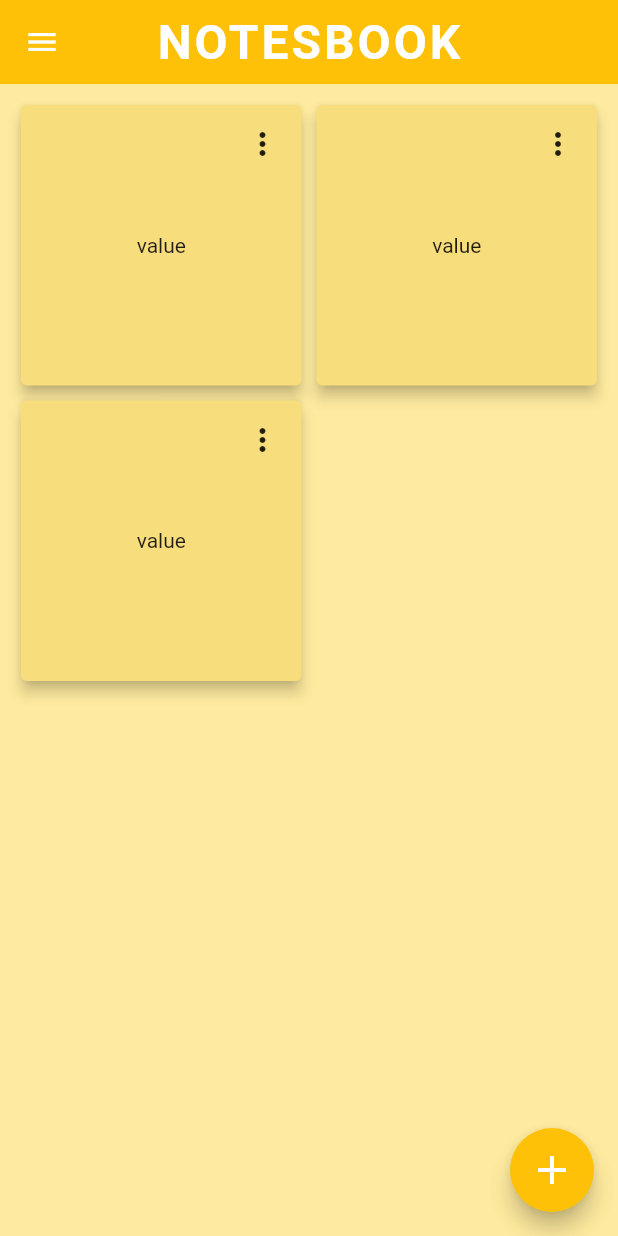
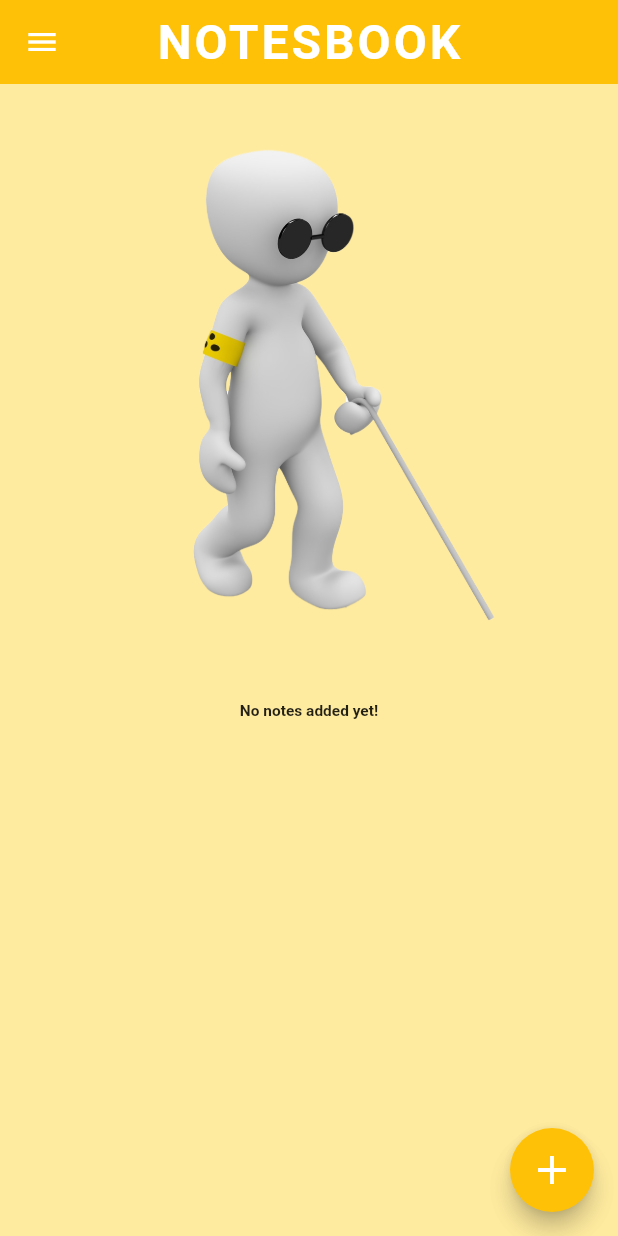
Before and after one commit to emilekamana/Notes, a Flutter app: the screen it shows after launch, on a phone screen of 412 x 824 dp. Run offline on Flutter 3.47's test engine with Material 2 defaults, Android fonts, the phone set to English and light mode, and no system bars; our stand-ins replace font_awesome_flutter.

Commit message:
add empty list check

```diff
--- a/lib/main.dart
+++ b/lib/main.dart
@@ -35,9 +35,9 @@ class _HomeState extends State<Home> {
 
   @override
   void initState() {
-    notes.add('value');
-    notes.add('value');
-    notes.add('value');
+    // notes.add('value');
+    // notes.add('value');
+    // notes.add('value');
     super.initState();
   }
 
@@ -152,14 +152,37 @@ class _HomeState extends State<Home> {
           size: 32,
         ),
       ),
-      body: Container(
+      body: notes.isEmpty
+          ? Container(
+              padding: const EdgeInsets.fromLTRB(0, 0, 0, 100),
+              width: double.infinity,
+              // color: Colors.red,
+              child: FittedBox(
+                child: Column(
+                  crossAxisAlignment: CrossAxisAlignment.center,
+                  mainAxisSize: MainAxisSize.max,
+                  mainAxisAlignment: MainAxisAlignment.spaceAround,
+                  children: const [
+                    Image(image: AssetImage('assets/blind.png')),
+                    Text(
+                      "No notes added yet!",
+                      style:
+                          TextStyle(fontWeight: FontWeight.w700, fontSize: 32),
+                    )
+                  ],
+                ),
+              ),
+            )
+          : Container(
               // color: Colors.green,
               padding: const EdgeInsets.all(10),
               width: double.infinity,
               child: GridView.builder(
                   itemCount: notes.length,
                   gridDelegate: const SliverGridDelegateWithFixedCrossAxisCount(
-                crossAxisCount: 2, crossAxisSpacing: 2, mainAxisSpacing: 2),
+                      crossAxisCount: 2,
+                      crossAxisSpacing: 2,
+                      mainAxisSpacing: 2),
                   itemBuilder: (BuildContext context, int index) {
                     return ConstrainedBox(
                         constraints: const BoxConstraints(
--- a/pubspec.yaml
+++ b/pubspec.yaml
@@ -60,9 +60,8 @@ flutter:
   uses-material-design: true
 
   # To add assets to your application, add an assets section, like this:
-  # assets:
-  #   - images/a_dot_burr.jpeg
-  #   - images/a_dot_ham.jpeg
+  assets:
+    - assets/blind.png
 
   # An image asset can refer to one or more resolution-specific "variants", see
   # https://flutter.dev/assets-and-images/#resolution-aware
```
Also changed, not shown: assets/blind.png (added). Lines whose indentation alone changed are shown as unchanged.
